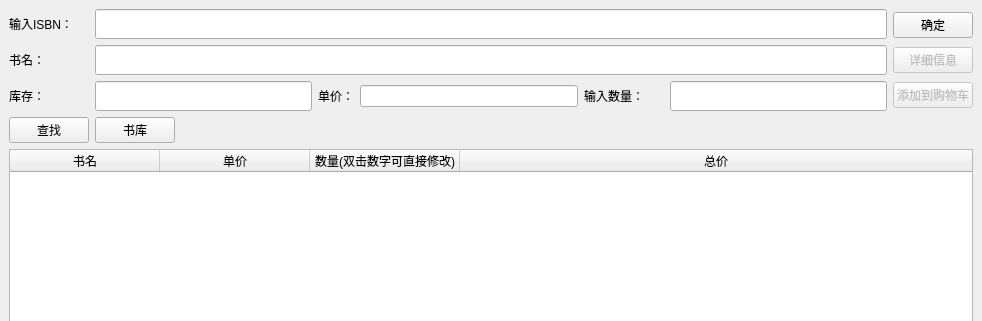
li1553770945/course-design-sqlite, file ui/SaleWindow.ui: the form before one commit; both pictures show x 0 to 982 and y 0 to 321 of the 982 by 748 pixel window.
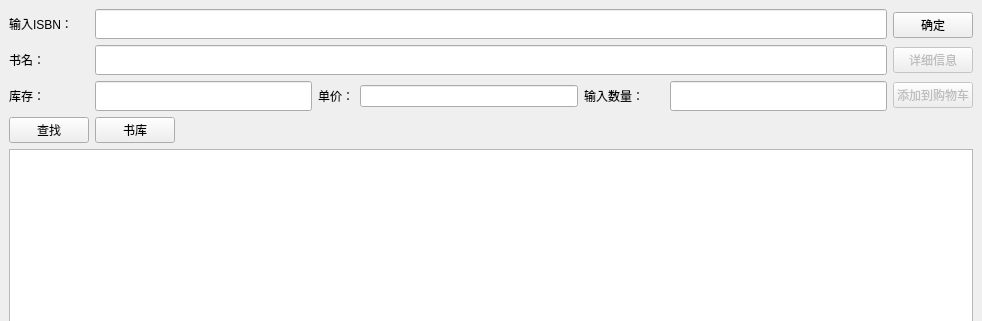
The form after the commit.

Commit message: 初步实现购物功能，但不能修改购物车内商品数量，不能查找。 实现报表模块，但不能翻页。

The edit to the form file:
```diff
--- a/ui/SaleWindow.ui
+++ b/ui/SaleWindow.ui
@@ -268,89 +268,6 @@
       </item>
      </layout>
     </item>
-    <item row="2" column="0" colspan="4">
-     <widget class="QTableWidget" name="TableCart">
-      <property name="minimumSize">
-       <size>
-        <width>0</width>
-        <height>0</height>
-       </size>
-      </property>
-      <property name="contextMenuPolicy">
-       <enum>Qt::CustomContextMenu</enum>
-      </property>
-      <property name="statusTip">
-       <string/>
-      </property>
-      <property name="editTriggers">
-       <set>QAbstractItemView::DoubleClicked|QAbstractItemView::EditKeyPressed|QAbstractItemView::SelectedClicked</set>
-      </property>
-      <property name="gridStyle">
-       <enum>Qt::SolidLine</enum>
-      </property>
-      <attribute name="horizontalHeaderVisible">
-       <bool>true</bool>
-      </attribute>
-      <attribute name="horizontalHeaderCascadingSectionResizes">
-       <bool>true</bool>
-      </attribute>
-      <attribute name="horizontalHeaderMinimumSectionSize">
-       <number>10</number>
-      </attribute>
-      <attribute name="horizontalHeaderDefaultSectionSize">
-       <number>150</number>
-      </attribute>
-      <attribute name="horizontalHeaderHighlightSections">
-       <bool>true</bool>
-      </attribute>
-      <attribute name="horizontalHeaderShowSortIndicator" stdset="0">
-       <bool>false</bool>
-      </attribute>
-      <attribute name="horizontalHeaderStretchLastSection">
-       <bool>true</bool>
-      </attribute>
-      <attribute name="verticalHeaderMinimumSectionSize">
-       <number>10</number>
-      </attribute>
-      <column>
-       <property name="text">
-        <string>书名</string>
-       </property>
-       <property name="font">
-        <font>
-         <kerning>true</kerning>
-        </font>
-       </property>
-       <property name="textAlignment">
-        <set>AlignCenter</set>
-       </property>
-      </column>
-      <column>
-       <property name="text">
-        <string>单价</string>
-       </property>
-       <property name="textAlignment">
-        <set>AlignCenter</set>
-       </property>
-      </column>
-      <column>
-       <property name="text">
-        <string>数量(双击数字可直接修改)</string>
-       </property>
-       <property name="textAlignment">
-        <set>AlignCenter</set>
-       </property>
-      </column>
-      <column>
-       <property name="text">
-        <string>总价</string>
-       </property>
-       <property name="textAlignment">
-        <set>AlignCenter</set>
-       </property>
-      </column>
-     </widget>
-    </item>
     <item row="3" column="0">
      <layout class="QHBoxLayout" name="horizontalLayout_6">
       <item>
@@ -492,6 +409,52 @@
       </property>
      </widget>
     </item>
+    <item row="2" column="0" colspan="4">
+     <widget class="QTableView" name="TableCart">
+      <property name="minimumSize">
+       <size>
+        <width>0</width>
+        <height>0</height>
+       </size>
+      </property>
+      <property name="contextMenuPolicy">
+       <enum>Qt::CustomContextMenu</enum>
+      </property>
+      <property name="statusTip">
+       <string/>
+      </property>
+      <property name="editTriggers">
+       <set>QAbstractItemView::DoubleClicked|QAbstractItemView::EditKeyPressed|QAbstractItemView::SelectedClicked</set>
+      </property>
+      <property name="gridStyle">
+       <enum>Qt::SolidLine</enum>
+      </property>
+      <attribute name="horizontalHeaderMinimumSectionSize">
+       <number>150</number>
+      </attribute>
+      <attribute name="horizontalHeaderDefaultSectionSize">
+       <number>150</number>
+      </attribute>
+      <attribute name="horizontalHeaderHighlightSections">
+       <bool>true</bool>
+      </attribute>
+      <attribute name="horizontalHeaderShowSortIndicator" stdset="0">
+       <bool>true</bool>
+      </attribute>
+      <attribute name="horizontalHeaderStretchLastSection">
+       <bool>true</bool>
+      </attribute>
+      <attribute name="verticalHeaderVisible">
+       <bool>false</bool>
+      </attribute>
+      <attribute name="verticalHeaderCascadingSectionResizes">
+       <bool>true</bool>
+      </attribute>
+      <attribute name="verticalHeaderStretchLastSection">
+       <bool>false</bool>
+      </attribute>
+     </widget>
+    </item>
    </layout>
   </widget>
   <widget class="QMenuBar" name="menubar">
```
The commit also changes 18 other files.
